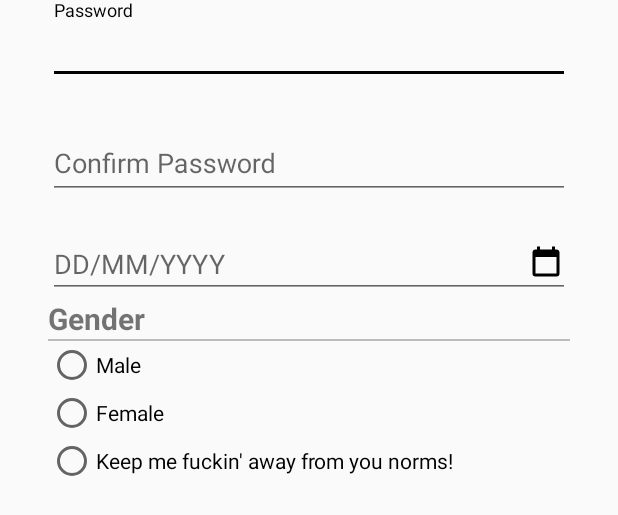
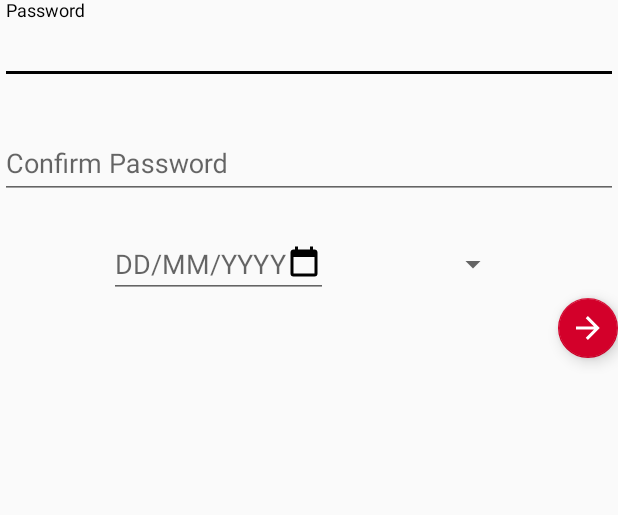
Before and after one commit to eglocc/Clapp-Android, an Android app: the layout fragment_create_account_second.xml on its own in the app's theme, with its tools: preview values and no code run, on a phone screen of 412 x 824 dp. Shown: the top 515 px of the screen. Run offline under Robolectric (Android 15) with nearby library versions, the phone set to English and light mode, and no system bars.

Commit message:
Create Account Update (radio button to spinner & iwButtons to floatingAB)

```diff
--- a/app/src/main/AndroidManifest.xml
+++ b/app/src/main/AndroidManifest.xml
@@ -11,14 +11,13 @@
         android:theme="@style/AppTheme">
 
         <activity android:name=".controller.CreateAccountActivity">
-        </activity>
-        <activity android:name=".controller.CreateEventActivity">
             <intent-filter>
                 <action android:name="android.intent.action.MAIN" />
 
                 <category android:name="android.intent.category.LAUNCHER" />
             </intent-filter>
         </activity>
+        <activity android:name=".controller.CreateEventActivity"></activity>
     </application>
 
 </manifest>
--- a/app/src/main/java/clappapp/club/clapp/controller/CreateEventActivity.java
+++ b/app/src/main/java/clappapp/club/clapp/controller/CreateEventActivity.java
@@ -26,12 +26,9 @@ public class CreateEventActivity extends AppCompatActivity implements CreateEven
         super.onCreate(savedInstanceState);
         mBinding = DataBindingUtil.setContentView(this, R.layout.activity_create_event);
 
-        mBinding.viewPager.setAdapter(new CreateEventPagerAdapter(getSupportFragmentManager()));
-        mBinding.tabLayout.post(() -> mBinding.tabLayout.setupWithViewPager(mBinding.viewPager));
-
         mViewPager = mBinding.createEventPager;
         mStepper = mBinding.stepper;
-        mViewPager.setAdapter(new CreateEventPagerAdapter(getSupportFragmentManager()));
+        mBinding.createEventPager.setAdapter(new CreateEventPagerAdapter(getSupportFragmentManager()));
         mStepper.setViewPager(mViewPager);
         mStepper.showStepNumberInstead(true);
         mEvent = new Event();
--- a/app/src/main/java/clappapp/club/clapp/model/Enums.java
+++ b/app/src/main/java/clappapp/club/clapp/model/Enums.java
@@ -1,6 +1,7 @@
 package clappapp.club.clapp.model;
 
 public class Enums {
+
     public enum Privacy {
         GLOBAL,
         LOCAL,
--- /dev/null
+++ b/app/src/main/res/drawable/arrow_right_white.xml
@@ -0,0 +1,10 @@
+<!-- drawable/arrow_right.xml -->
+<vector xmlns:android="http://schemas.android.com/apk/res/android"
+    android:height="24dp"
+    android:width="24dp"
+    android:viewportWidth="24"
+    android:viewportHeight="24">
+    <path
+        android:fillColor="#fff"
+        android:pathData="M4,11V13H16L10.5,18.5L11.92,19.92L19.84,12L11.92,4.08L10.5,5.5L16,11H4Z" />
+</vector>
--- a/app/src/main/res/layout/activity_create_account.xml
+++ b/app/src/main/res/layout/activity_create_account.xml
@@ -5,7 +5,8 @@
         xmlns:tools="http://schemas.android.com/tools"
         android:layout_width="match_parent"
         android:layout_height="match_parent"
-        android:padding="16dp"
+        android:paddingRight="@dimen/default_horizontal_margin"
+        android:paddingLeft="@dimen/default_horizontal_margin"
         tools:context="clappapp.club.clapp.controller.CreateAccountActivity">
 
         <TextView
@@ -38,7 +39,7 @@
 
         <View
             android:id="@+id/border"
-            android:layout_width="272dp"
+            android:layout_width="match_parent"
             android:layout_height="1dp"
             android:background="#40000000"
             app:layout_constraintBottom_toTopOf="@id/create_account_pager"
--- a/app/src/main/res/layout/fragment_create_account_second.xml
+++ b/app/src/main/res/layout/fragment_create_account_second.xml
@@ -1,21 +1,27 @@
+<?xml version="1.0" encoding="utf-8"?>
+
 <layout xmlns:android="http://schemas.android.com/apk/res/android"
     xmlns:app="http://schemas.android.com/apk/res-auto">
 
+    <ScrollView
+        android:layout_width="match_parent"
+        android:layout_height="wrap_content"
+        android:fillViewport="true"
+        android:overScrollMode="never">
+
         <android.support.constraint.ConstraintLayout
             android:layout_width="match_parent"
-        android:layout_height="wrap_content"
-        android:paddingLeft="32dp"
-        android:paddingRight="32dp">
+            android:layout_height="wrap_content">
 
             <android.support.design.widget.TextInputLayout
                 android:id="@+id/password_input_layout"
                 android:layout_width="match_parent"
                 android:layout_height="wrap_content"
                 app:errorEnabled="true"
+                app:layout_constraintBottom_toTopOf="@+id/password_confirm_input_layout"
                 app:layout_constraintEnd_toEndOf="parent"
                 app:layout_constraintStart_toStartOf="parent"
-            app:layout_constraintTop_toTopOf="parent"
-            app:layout_constraintBottom_toTopOf="@+id/password_confirm_input_layout">
+                app:layout_constraintTop_toTopOf="parent">
 
                 <android.support.design.widget.TextInputEditText
                     android:id="@+id/clapper_password"
@@ -30,10 +36,10 @@
                 android:layout_width="match_parent"
                 android:layout_height="wrap_content"
                 app:errorEnabled="true"
+                app:layout_constraintBottom_toTopOf="@+id/clapper_dob_picker"
                 app:layout_constraintEnd_toEndOf="parent"
                 app:layout_constraintStart_toStartOf="parent"
-            app:layout_constraintTop_toBottomOf="@id/password_input_layout"
-            app:layout_constraintBottom_toTopOf="@+id/clapper_dob_picker">
+                app:layout_constraintTop_toBottomOf="@id/password_input_layout">
 
                 <android.support.design.widget.TextInputEditText
                     android:id="@+id/clapper_password_confirm"
@@ -45,67 +51,41 @@
 
             <EditText
                 android:id="@+id/clapper_dob_picker"
-            android:layout_width="match_parent"
+                android:layout_width="wrap_content"
                 android:layout_height="wrap_content"
                 android:clickable="false"
                 android:drawableRight="@drawable/calendar_blank"
+                android:focusable="false"
+                android:focusableInTouchMode="false"
                 android:hint="@string/date_format"
                 android:inputType="date"
-            app:layout_constraintTop_toBottomOf="@id/password_confirm_input_layout"
+                app:layout_constraintBottom_toTopOf="@id/next_page_button"
+                app:layout_constraintEnd_toStartOf="@id/clapper_gender_spinner"
                 app:layout_constraintStart_toStartOf="parent"
-            app:layout_constraintEnd_toEndOf="parent"
-            app:layout_constraintBottom_toTopOf="@+id/gender_label" />
+                app:layout_constraintTop_toBottomOf="@id/password_confirm_input_layout" />
 
-        <TextView
-            android:id="@+id/gender_label"
+            <Spinner
+                android:id="@+id/clapper_gender_spinner"
                 android:layout_width="wrap_content"
                 android:layout_height="wrap_content"
-            android:text="@string/gender"
-            android:textSize="20sp"
-            android:textStyle="bold"
-            app:layout_constraintTop_toBottomOf="@id/clapper_dob_picker"
-            app:layout_constraintStart_toStartOf="parent"
-            app:layout_constraintBottom_toTopOf="@+id/gender_divider" />
+                app:layout_constraintTop_toBottomOf="@id/password_confirm_input_layout"
+                app:layout_constraintStart_toEndOf="@id/clapper_dob_picker"
+                app:layout_constraintBottom_toTopOf="@id/next_page_button"
+                app:layout_constraintEnd_toEndOf="parent" />
 
-
-        <View
-            android:id="@+id/gender_divider"
-            android:layout_width="match_parent"
-            android:layout_height="1dp"
-            android:background="#40000000"
-            app:layout_constraintTop_toBottomOf="@id/gender_label"
-            app:layout_constraintStart_toStartOf="parent"
-            app:layout_constraintEnd_toEndOf="parent"
-            app:layout_constraintBottom_toTopOf="@+id/clapper_gender_radio_group" />
-
-        <RadioGroup
-            android:id="@+id/clapper_gender_radio_group"
-            android:layout_width="match_parent"
-            android:layout_height="wrap_content"
-            app:layout_constraintTop_toBottomOf="@id/gender_divider"
-            app:layout_constraintStart_toStartOf="parent"
-            app:layout_constraintEnd_toEndOf="parent"
-            app:layout_constraintBottom_toBottomOf="parent">
-
-            <RadioButton
+            <android.support.design.widget.FloatingActionButton
+                android:id="@+id/next_page_button"
                 android:layout_width="wrap_content"
                 android:layout_height="wrap_content"
-                android:text="@string/male" />
-
-
-            <RadioButton
-                android:layout_width="wrap_content"
-                android:layout_height="wrap_content"
-                android:text="@string/female" />
-
-
-            <RadioButton
-                android:layout_width="wrap_content"
-                android:layout_height="wrap_content"
-                android:text="@string/other" />
-
-        </RadioGroup>
+                android:src="@drawable/arrow_right_white"
+                app:fabSize="mini"
+                app:backgroundTint="@color/colorPrimary"
+                app:layout_constraintBottom_toBottomOf="parent"
+                app:layout_constraintRight_toRightOf="parent"
+                app:layout_constraintTop_toBottomOf="@id/clapper_gender_spinner" />
 
         </android.support.constraint.ConstraintLayout>
 
+    </ScrollView>
+
 </layout>
```
Also changed, not shown: app/src/main/java/clappapp/club/clapp/controller/CreateAccountFragment.java (+34 -9 lines), app/src/main/java/clappapp/club/clapp/controller/CreateAccountPagerAdapter.java (+5 -4 lines), app/src/main/res/drawable/arrow_left_white.xml (added, +10 -0 lines), app/src/main/res/drawable/ic_arrow_back_black_24px.xml (deleted, +0 -9 lines), app/src/main/res/drawable/ic_arrow_forward_black_24px.xml (deleted, +0 -9 lines), app/src/main/res/layout/fragment_create_account_first.xml (+21 -25 lines). Lines whose indentation alone changed are shown as unchanged.
